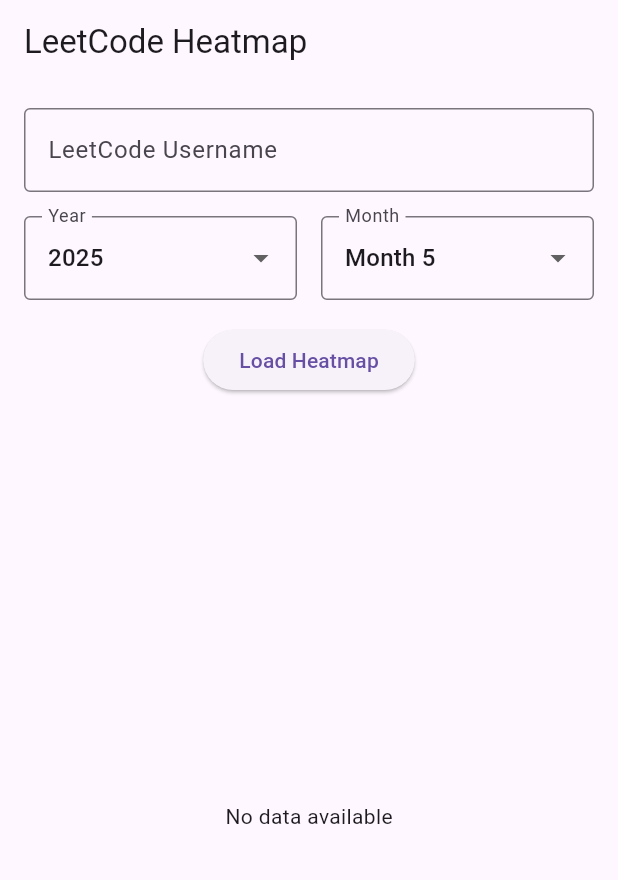
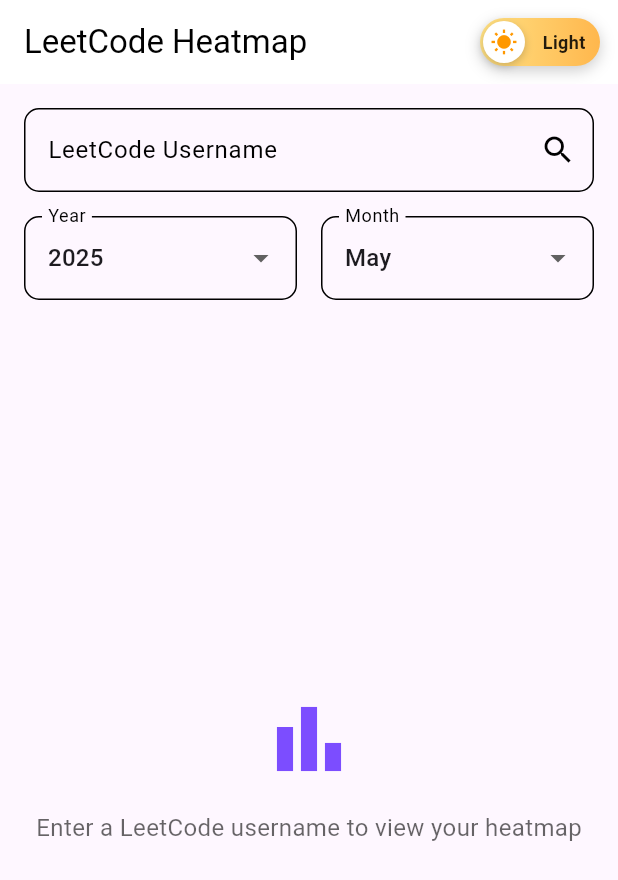
Before and after one commit to AtharvMixraw/Leetcode-Heatmap, a Flutter app: the screen it shows after launch, on a phone screen of 412 x 824 dp. Shown: the top 880 px of the screen. Run offline on Flutter 3.47's test engine with Material 3 defaults, Android fonts, the phone set to English and light mode, and no system bars; our stand-ins replace flutter_spinkit, shared_preferences, table_calendar; project files that could hold a hidden picture were left out.

Commit message:
added the dark and light toggle + UI improvements

```diff
--- a/lib/main.dart
+++ b/lib/main.dart
@@ -1,20 +1,51 @@
 // lib/main.dart
 import 'package:flutter/material.dart';
-import 'package:leetcode_heatmap/presentation/screens/splash_screen.dart';
+import 'package:leetcode_heatmap/presentation/screens/home_screen.dart';
 
 void main() {
   runApp(const MyApp());
 }
 
-class MyApp extends StatelessWidget {
+class MyApp extends StatefulWidget {
   const MyApp({super.key});
+
+  @override
+  State<MyApp> createState() => _MyAppState();
+}
+
+class _MyAppState extends State<MyApp> {
+  ThemeMode _themeMode = ThemeMode.system;
+
+  void _toggleTheme(bool isDark) {
+    setState(() {
+      _themeMode = isDark ? ThemeMode.dark : ThemeMode.light;
+    });
+  }
 
   @override
   Widget build(BuildContext context) {
     return MaterialApp(
       title: 'LeetCode Heatmap',
-      theme: ThemeData(primarySwatch: Colors.blue),
-      home: const SplashScreen(),
+      theme: ThemeData.light().copyWith(
+        colorScheme: ColorScheme.light(
+          primary: Colors.deepPurple,
+          secondary: Colors.deepPurpleAccent,
+        ),
+      ),
+      darkTheme: ThemeData.dark().copyWith(
+        colorScheme: ColorScheme.dark(
+          primary: Colors.deepPurple[300]!,
+          secondary: Colors.deepPurpleAccent[200]!,
+        ),
+        cardTheme: CardTheme(
+          elevation: 2,
+          shape: RoundedRectangleBorder(
+            borderRadius: BorderRadius.circular(10),
+          ),
+        ),
+      ),
+      themeMode: _themeMode,
+      home: HomeScreen(toggleTheme: _toggleTheme),
       debugShowCheckedModeBanner: false,
     );
   }
--- a/lib/presentation/screens/home_screen.dart
+++ b/lib/presentation/screens/home_screen.dart
@@ -1,10 +1,12 @@
-// lib/screens/home_screen.dart
 import 'package:flutter/material.dart';
+import 'package:intl/intl.dart';
 import '../../services/api_service.dart';
 import '../widgets/contribution_grid.dart';
 
 class HomeScreen extends StatefulWidget {
-  const HomeScreen({super.key});
+  final Function(bool) toggleTheme;
+
+  const HomeScreen({super.key, required this.toggleTheme});
 
   @override
   State<HomeScreen> createState() => _HomeScreenState();
@@ -14,6 +16,7 @@
   final LeetCodeApiService _apiService = LeetCodeApiService();
   final TextEditingController _usernameController = TextEditingController();
   bool _isLoading = false;
+  bool _isDarkMode = false;
   String? _errorMsg;
   Map<DateTime, int> _submissionData = {};
   int _selectedYear = DateTime.now().year;
@@ -37,13 +40,11 @@
         _submissionData = data;
         _errorMsg = null;
       });
-      print('Successfully fetched ${data.length} days of data');
     } catch (e) {
       setState(() {
         _errorMsg = e.toString();
         _submissionData = {};
       });
-      print('Error fetching data: $e');
     } finally {
       setState(() => _isLoading = false);
     }
@@ -54,6 +55,12 @@
     return Scaffold(
       appBar: AppBar(
         title: const Text('LeetCode Heatmap'),
+        actions: [
+          Padding(
+            padding: const EdgeInsets.only(right: 12.0),
+            child: _buildThemeToggle(),
+          ),
+        ],
       ),
       body: Padding(
         padding: const EdgeInsets.all(16.0),
@@ -61,10 +68,15 @@
           children: [
             TextField(
               controller: _usernameController,
-              decoration: const InputDecoration(
+              decoration: InputDecoration(
                 labelText: 'LeetCode Username',
-                hintText: 'e.g. leetcode_user',
-                border: OutlineInputBorder(),
+                border: OutlineInputBorder(
+                  borderRadius: BorderRadius.circular(10),
+                ),
+                suffixIcon: IconButton(
+                  icon: const Icon(Icons.search),
+                  onPressed: _fetchData,
+                ),
               ),
               onSubmitted: (_) => _fetchData(),
             ),
@@ -82,9 +94,11 @@
                       );
                     }),
                     onChanged: (value) => setState(() => _selectedYear = value!),
-                    decoration: const InputDecoration(
+                    decoration: InputDecoration(
                       labelText: 'Year',
-                      border: OutlineInputBorder(),
+                      border: OutlineInputBorder(
+                        borderRadius: BorderRadius.circular(10),
+                      ),
                     ),
                   ),
                 ),
@@ -96,39 +110,61 @@
                       final month = index + 1;
                       return DropdownMenuItem<int>(
                         value: month,
-                        child: Text('Month $month'),
+                        child: Text(DateFormat('MMMM').format(DateTime(2020, month))),
                       );
                     }),
                     onChanged: (value) => setState(() => _selectedMonth = value!),
-                    decoration: const InputDecoration(
+                    decoration: InputDecoration(
                       labelText: 'Month',
-                      border: OutlineInputBorder(),
+                      border: OutlineInputBorder(
+                        borderRadius: BorderRadius.circular(10),
+                      ),
                     ),
                   ),
                 ),
               ],
             ),
             const SizedBox(height: 16),
-            ElevatedButton(
-              onPressed: _isLoading ? null : _fetchData,
-              child: _isLoading
-                  ? const CircularProgressIndicator()
-                  : const Text('Load Heatmap'),
-            ),
             if (_errorMsg != null)
               Padding(
-                padding: const EdgeInsets.only(top: 16),
+                padding: const EdgeInsets.only(bottom: 8.0),
                 child: Text(
                   _errorMsg!,
-                  style: TextStyle(color: Colors.red[700]),
+                  style: TextStyle(
+                    color: Theme.of(context).colorScheme.error,
+                    fontSize: 14,
+                  ),
                 ),
               ),
-            const SizedBox(height: 16),
             Expanded(
               child: _isLoading
-                  ? const Center(child: CircularProgressIndicator())
+                  ? Center(
+                      child: CircularProgressIndicator(
+                        valueColor: AlwaysStoppedAnimation<Color>(
+                          Theme.of(context).colorScheme.primary),
+                      ),
+                    )
                   : _submissionData.isEmpty
-                      ? const Center(child: Text('No data available'))
+                      ? Center(
+                          child: Column(
+                            mainAxisAlignment: MainAxisAlignment.center,
+                            children: [
+                              Icon(
+                                Icons.bar_chart,
+                                size: 64,
+                                color: Theme.of(context).colorScheme.secondary,
+                              ),
+                              const SizedBox(height: 16),
+                              Text(
+                                'Enter a LeetCode username to view your heatmap',
+                                style: TextStyle(
+                                  fontSize: 16,
+                                  color: Theme.of(context).colorScheme.onSurface.withOpacity(0.6),
+                                ),
+                              ),
+                            ],
+                          ),
+                        )
                       : ContributionGrid(
                           submissionData: _submissionData,
                           selectedYear: _selectedYear,
@@ -141,6 +177,85 @@
     );
   }
 
+  Widget _buildThemeToggle() {
+    return MouseRegion(
+      cursor: SystemMouseCursors.click,
+      child: GestureDetector(
+        onTap: () {
+          setState(() {
+            _isDarkMode = !_isDarkMode;
+          });
+          widget.toggleTheme(_isDarkMode);
+        },
+        child: AnimatedContainer(
+          duration: const Duration(milliseconds: 300),
+          curve: Curves.easeInOut,
+          width: 80,
+          height: 32,
+          decoration: BoxDecoration(
+            borderRadius: BorderRadius.circular(20),
+            gradient: LinearGradient(
+              colors: _isDarkMode
+                  ? [Colors.blueGrey[800]!, Colors.blueGrey[900]!]
+                  : [Colors.amber[200]!, Colors.orange[300]!],
+            ),
+            boxShadow: [
+              BoxShadow(
+                color: Colors.black.withOpacity(0.2),
+                blurRadius: 8,
+                offset: const Offset(0, 3),
+              ),
+            ],
+          ),
+          child: Stack(
+            children: [
+              AnimatedAlign(
+                duration: const Duration(milliseconds: 300),
+                curve: Curves.easeInOut,
+                alignment: _isDarkMode ? Alignment.centerRight : Alignment.centerLeft,
+                child: Container(
+                  width: 28,
+                  height: 28,
+                  margin: const EdgeInsets.all(2),
+                  decoration: BoxDecoration(
+                    shape: BoxShape.circle,
+                    color: Colors.white,
+                    boxShadow: [
+                      BoxShadow(
+                        color: Colors.black.withOpacity(0.2),
+                        blurRadius: 4,
+                        offset: const Offset(0, 2),
+                      ),
+                    ],
+                  ),
+                  child: _isDarkMode
+                      ? const Icon(Icons.nightlight_round, size: 18, color: Colors.blueGrey)
+                      : const Icon(Icons.wb_sunny, size: 18, color: Colors.orange),
+                ),
+              ),
+              Center(
+                child: Padding(
+                  padding: EdgeInsets.only(
+                    left: _isDarkMode ? 0 : 32,
+                    right: _isDarkMode ? 32 : 0,
+                  ),
+                  child: Text(
+                    _isDarkMode ? 'Dark' : 'Light',
+                    style: TextStyle(
+                      color: _isDarkMode ? Colors.white70 : Colors.black87,
+                      fontWeight: FontWeight.w600,
+                      fontSize: 12,
+                    ),
+                  ),
+                ),
+              ),
+            ],
+          ),
+        ),
+      ),
+    );
+  }
+
   @override
   void dispose() {
     _usernameController.dispose();
--- a/lib/presentation/screens/splash_screen.dart
+++ b/lib/presentation/screens/splash_screen.dart
@@ -42,7 +42,7 @@
 
     Timer(const Duration(seconds: 3), () {
       Navigator.of(context).pushReplacement(
-        MaterialPageRoute(builder: (context) => const HomeScreen()),
+        MaterialPageRoute(builder: (context) => HomeScreen(toggleTheme: (bool ) {  },)),
       );
     });
   }
```
